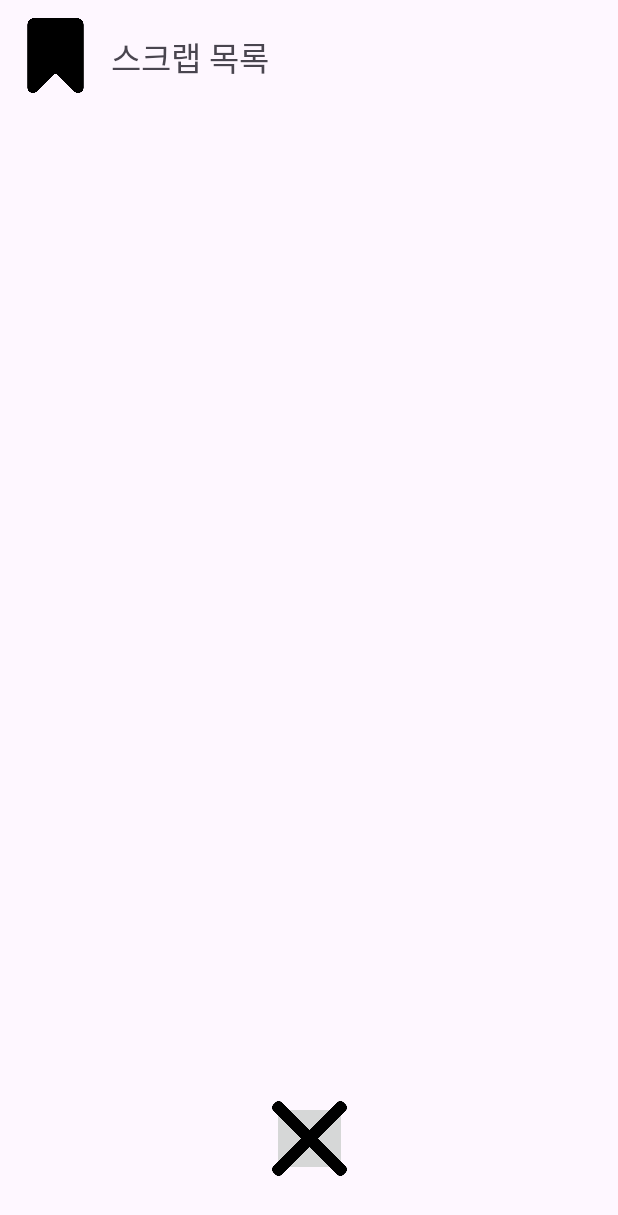
After one commit to tl1l1l1s/job-search-mobile-project, an Android app: the layout activity_scrap.xml on its own in the app's theme, with its tools: preview values and no code run, on a phone screen of 412 x 824 dp. The commit adds this screen. Shown: the top 1215 px of the screen. Run offline under Robolectric (Android 15) with nearby library versions, the phone set to English and light mode, and no system bars.

Commit message:
Feature: scrap page UI

```diff
--- a/app/src/main/res/layout/activity_main.xml
+++ b/app/src/main/res/layout/activity_main.xml
@@ -20,9 +20,10 @@
         app:layout_constraintTop_toTopOf="parent" />
 
     <LinearLayout
+        android:id="@+id/linearLayout"
         android:layout_width="match_parent"
         android:layout_height="match_parent"
-        android:layout_marginTop="88dp"
+        android:layout_marginTop="70dp"
         android:orientation="horizontal"
         app:layout_constraintEnd_toEndOf="parent"
         app:layout_constraintHorizontal_bias="0.0"
@@ -67,12 +68,13 @@
         android:id="@+id/mainSubtitle"
         android:layout_width="wrap_content"
         android:layout_height="wrap_content"
+        android:layout_marginTop="50dp"
         android:text="최근 맞춤형 채용 공고"
         android:textSize="20sp"
         app:layout_constraintEnd_toEndOf="parent"
         app:layout_constraintHorizontal_bias="0.056"
         app:layout_constraintStart_toStartOf="parent"
-        tools:layout_editor_absoluteY="168dp" />
+        app:layout_constraintTop_toTopOf="@+id/linearLayout" />
 
     <androidx.recyclerview.widget.RecyclerView
         android:id="@+id/recyclerView"
@@ -88,12 +90,12 @@
     <LinearLayout
         android:layout_width="300dp"
         android:layout_height="50dp"
+        android:layout_marginBottom="40dp"
         android:baselineAligned="true"
         android:orientation="horizontal"
         app:layout_constraintBottom_toBottomOf="parent"
         app:layout_constraintEnd_toEndOf="parent"
-        app:layout_constraintStart_toStartOf="parent"
-        app:layout_constraintTop_toBottomOf="@+id/recyclerView">
+        app:layout_constraintStart_toStartOf="parent">
 
         <ImageButton
             android:id="@+id/btnToProfile"
--- /dev/null
+++ b/app/src/main/res/layout/activity_scrap.xml
@@ -0,0 +1,51 @@
+<?xml version="1.0" encoding="utf-8"?>
+<androidx.constraintlayout.widget.ConstraintLayout xmlns:android="http://schemas.android.com/apk/res/android"
+    xmlns:app="http://schemas.android.com/apk/res-auto"
+    xmlns:tools="http://schemas.android.com/tools"
+    android:layout_width="match_parent"
+    android:layout_height="match_parent">
+
+    <ImageView
+        android:id="@+id/imageView"
+        android:layout_width="50dp"
+        android:layout_height="50dp"
+        android:layout_marginStart="12dp"
+        android:layout_marginTop="12dp"
+        app:layout_constraintStart_toStartOf="parent"
+        app:layout_constraintTop_toTopOf="parent"
+        app:srcCompat="@drawable/scraped" />
+
+    <TextView
+        android:id="@+id/scrapTitle"
+        android:layout_width="wrap_content"
+        android:layout_height="wrap_content"
+        android:layout_marginStart="12dp"
+        android:layout_marginTop="21dp"
+        android:text="스크랩 목록"
+        android:textSize="22sp"
+        app:layout_constraintStart_toEndOf="@+id/imageView"
+        app:layout_constraintTop_toTopOf="parent" />
+
+    <androidx.recyclerview.widget.RecyclerView
+        android:id="@+id/recyclerView2"
+        android:layout_width="0dp"
+        android:layout_height="500dp"
+        android:layout_marginStart="12dp"
+        android:layout_marginTop="40dp"
+        android:layout_marginEnd="12dp"
+        app:layout_constraintEnd_toEndOf="parent"
+        app:layout_constraintStart_toStartOf="parent"
+        app:layout_constraintTop_toBottomOf="@+id/imageView" />
+
+    <ImageButton
+        android:id="@+id/btnCancel"
+        android:layout_width="50dp"
+        android:layout_height="50dp"
+        android:layout_marginBottom="40dp"
+        android:padding="0sp"
+        android:scaleType="centerCrop"
+        app:layout_constraintBottom_toBottomOf="parent"
+        app:layout_constraintEnd_toEndOf="parent"
+        app:layout_constraintStart_toStartOf="parent"
+        app:srcCompat="@drawable/cancel" />
+</androidx.constraintlayout.widget.ConstraintLayout>
```
